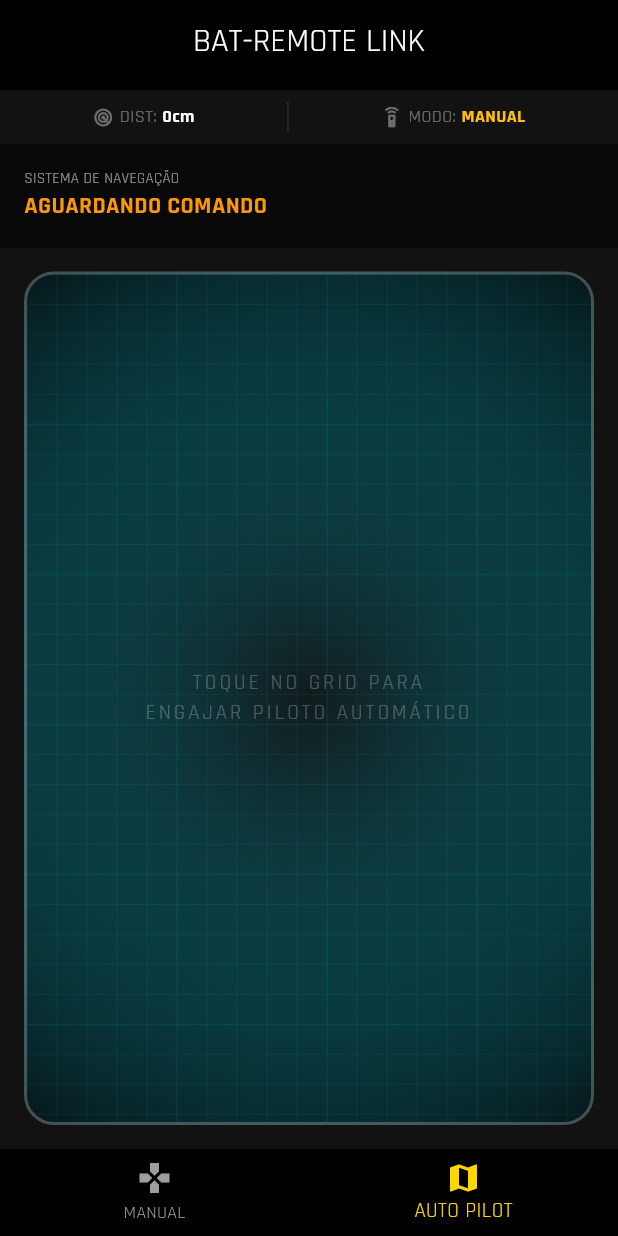
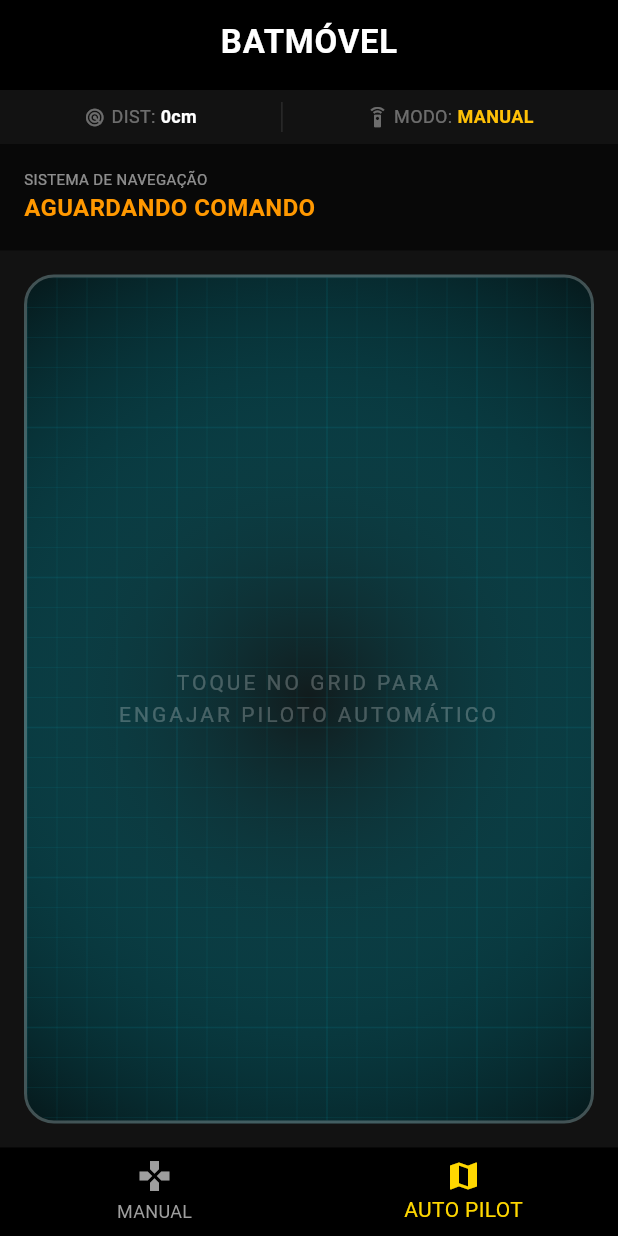
Before and after one commit to JeaneMirele/SistemaCarroDoBatman, a Flutter app: the screen it shows after launch, item 2 of the bottom bar chosen, on a phone screen of 412 x 824 dp. Run offline on Flutter 3.47's test engine with Material 3 defaults, Android fonts, the phone set to English and light mode, and no system bars; our stand-ins replace firebase_core, firebase_database, google_fonts, speech_to_text; missing offline and left inert: flutter_joystick; accounts and stored records are empty.

Commit message:
alteracao da fonte

```diff
--- a/lib/main.dart
+++ b/lib/main.dart
@@ -39,9 +39,15 @@ class BatCarApp extends StatelessWidget {
             primary: Color(0xFFFFD700),
             secondary: Color(0xFF2C2C2C),
           ),
-          textTheme: GoogleFonts.rajdhaniTextTheme(ThemeData.dark().textTheme),
+
+          textTheme: GoogleFonts.robotoTextTheme(ThemeData.dark().textTheme).copyWith(
+
+          headlineMedium: GoogleFonts.roboto(fontWeight: FontWeight.bold, letterSpacing: 1.0),
+          titleLarge: GoogleFonts.roboto(fontWeight: FontWeight.bold, letterSpacing: 0.5),
+          bodyMedium: GoogleFonts.roboto(fontSize: 14, height: 1.5),
         ),
-
+          iconTheme: const IconThemeData(color: Colors.white70),
+        ),
 
         home: const BatScreen(),
       ),
--- a/lib/ui/views/carro_view.dart
+++ b/lib/ui/views/carro_view.dart
@@ -25,7 +25,7 @@ class _BatScreenState extends State<BatScreen> {
 
     return Scaffold(
       appBar: AppBar(
-        title: const Text("BAT-REMOTE LINK"),
+        title: const Text("BATMÓVEL"),
         centerTitle: true,
         backgroundColor: Colors.black,
         elevation: 0,
@@ -35,7 +35,7 @@ class _BatScreenState extends State<BatScreen> {
         ),
       ),
 
-      // Aqui alternamos as telas baseado no índice selecionado
+
       body: IndexedStack(
         index: _currentIndex,
         children: _screens,
@@ -49,7 +49,7 @@ class _BatScreenState extends State<BatScreen> {
           });
         },
         backgroundColor: Colors.black,
-        selectedItemColor: const Color(0xFFFFD700), // Amarelo Batman
+        selectedItemColor: const Color(0xFFFFD700),
         unselectedItemColor: Colors.grey,
         showUnselectedLabels: true,
         type: BottomNavigationBarType.fixed,
@@ -67,7 +67,7 @@ class _BatScreenState extends State<BatScreen> {
     );
   }
 
-  // Barra de status que fica sempre visível no topo
+
   Widget _buildTelemetryBar(CarroViewModel vm) {
     return Container(
       color: const Color(0xFF121212),
--- a/lib/ui/views/controle_manual_view.dart
+++ b/lib/ui/views/controle_manual_view.dart
@@ -14,7 +14,7 @@ class ManualControlView extends StatelessWidget {
     return Column(
       mainAxisAlignment: MainAxisAlignment.center,
       children: [
-        // Painel de Funções Especiais (Luz, Turbo, Stealth)
+
         Padding(
           padding: const EdgeInsets.symmetric(horizontal: 20, vertical: 20),
           child: Row(
@@ -44,7 +44,7 @@ class ManualControlView extends StatelessWidget {
 
         const Spacer(),
 
-        // Área do Joystick
+
         Container(
           padding: const EdgeInsets.all(30),
           decoration: BoxDecoration(
@@ -95,7 +95,7 @@ class ManualControlView extends StatelessWidget {
 
         const Spacer(),
 
-        // Controle de Voz
+
         GestureDetector(
           onLongPress: vm.listenVoiceCommand,
           onTap: vm.listenVoiceCommand,
```
Also changed, not shown: lib/ui/views/mapa_view.dart (+6 -6 lines).
